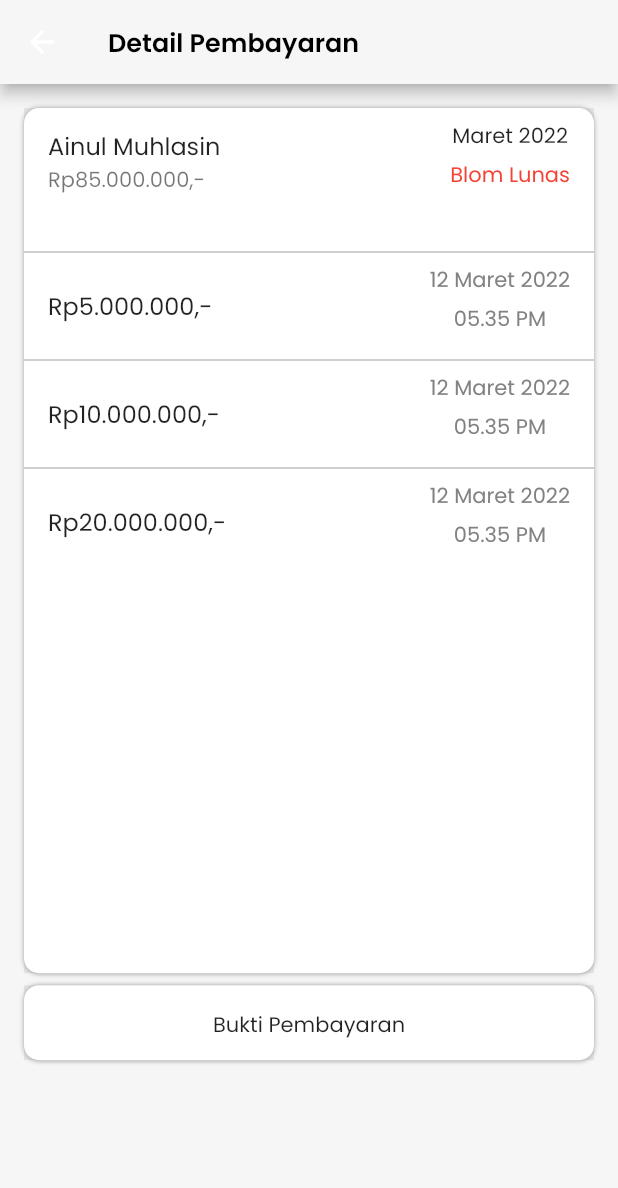
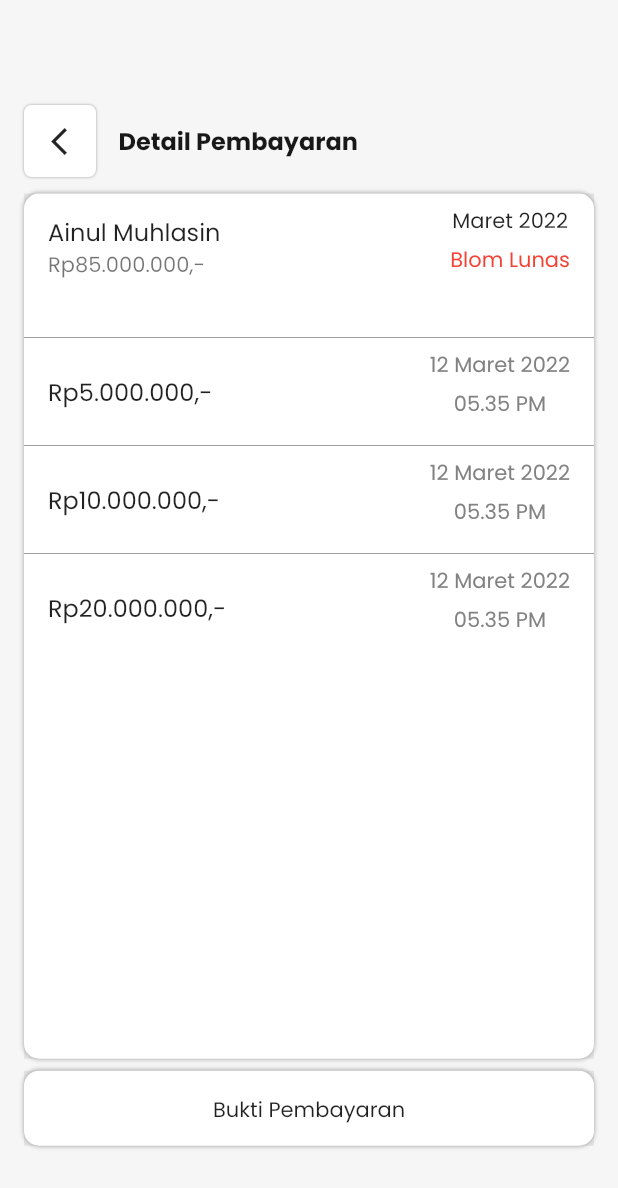
Before and after one commit to AinulM02/WORM, a Flutter app: the screen it shows after launch, item 3 of the bottom bar chosen, after a tap on "Maret 2022", on a phone screen of 412 x 824 dp. Shown: the top 1188 px of the screen. Run offline on Flutter 3.47's test engine with Material 2 defaults, Android fonts, the phone set to English and light mode, and no system bars; our stand-ins replace date_time_picker, getwidget; missing offline and left inert: slide_digital_clock.

Commit message:
icon-payment

```diff
--- a/dart/lib/page/detailPayment.dart
+++ b/dart/lib/page/detailPayment.dart
@@ -2,6 +2,7 @@
 
 import 'package:flutter/material.dart';
 import 'package:worm/page/uploadPayment.dart';
+import 'package:worm/widgets/navbar.dart';
 
 class detailPayment extends StatefulWidget {
   const detailPayment({Key? key}) : super(key: key);
@@ -15,20 +16,69 @@ class _detailPayment extends State<detailPayment> {
   Widget build(BuildContext context) {
     // final args = ModalRoute.of(context)!.settings.arguments as int;
     return Scaffold(
-      appBar: AppBar(
-        title: const Text(
-          "Detail Pembayaran",
-          style: TextStyle(
-            color: Colors.black,
-            fontSize: 17,
-            fontWeight: FontWeight.w600,
+      // appBar: AppBar(
+      //   title: const Text(
+      //     "Detail Pembayaran",
+      //     style: TextStyle(
+      //       color: Colors.black,
+      //       fontSize: 17,
+      //       fontWeight: FontWeight.w600,
+      //     ),
+      //   ),
+      //   backgroundColor: const Color.fromRGBO(246, 246, 246, 1),
+      // ),
+      body: Column(
+        children: <Widget>[
+          const Padding(padding: EdgeInsets.all(18.0)),
+          const Padding(padding: EdgeInsets.only(top: 8)),
+          Container(
+            margin: const EdgeInsets.only(top: 15, right: 16, left: 16),
+            height: 70,
+            child: Row(
+              children: <Widget>[
+                Container(
+                  height: 48,
+                  width: 48,
+                  decoration: BoxDecoration(
+                    color: Colors.white,
+                    borderRadius: BorderRadius.circular(5),
+                    boxShadow: const [
+                      BoxShadow(
+                        color: Colors.grey,
+                        blurRadius: 1,
+                        offset: Offset(0, 0),
+                      ),
+                    ],
+                  ),
+                  child: Column(
+                    mainAxisAlignment: MainAxisAlignment.center,
+                    crossAxisAlignment: CrossAxisAlignment.center,
+                    children: [
+                      IconButton(
+                          alignment: Alignment.centerRight,
+                          onPressed: () => Navigator.push(context,
+                                  MaterialPageRoute(builder: (context) {
+                                return const navbar();
+                              })),
+                          icon: const Icon(
+                            Icons.arrow_back_ios,
+                            size: 22,
+                          )),
+                    ],
+                  ),
+                ),
+                const Padding(padding: EdgeInsets.only(left: 15)),
+                const Text(
+                  "Detail Pembayaran",
+                  style: TextStyle(
+                    color: Color.fromARGB(255, 24, 24, 24),
+                    fontWeight: FontWeight.bold,
+                    fontSize: 16,
+                  ),
+                )
+              ],
+            ),
           ),
-        ),
-        backgroundColor: const Color.fromRGBO(246, 246, 246, 1),
-      ),
-      body: ListView(
-        children: <Widget>[
-          const Padding(padding: EdgeInsets.all(8)),
           Container(
             margin: const EdgeInsets.only(right: 16, left: 16, bottom: 8),
             height: MediaQuery.of(context).size.height * 0.7,
@@ -153,6 +203,7 @@ class _detailPayment extends State<detailPayment> {
             child: Container(
               margin: const EdgeInsets.only(right: 16, left: 16),
               height: 50,
+              width: 400,
               color: const Color(0xFFe5e5e5),
               child: Container(
                   decoration: BoxDecoration(
--- a/dart/lib/page/payment.dart
+++ b/dart/lib/page/payment.dart
@@ -2,6 +2,7 @@
 
 import 'package:flutter/material.dart';
 import 'package:worm/page/detailPayment.dart';
+
 
 class payment extends StatefulWidget {
   const payment({Key? key}) : super(key: key);
@@ -15,19 +16,36 @@ class _payment extends State<payment> {
   @override
   Widget build(BuildContext context) {
     return Scaffold(
-      appBar: AppBar(
-        title: const Text(
-          "Rekap Pembayaran",
-          style: TextStyle(
-            color: Colors.black,
-            fontSize: 17,
-            fontWeight: FontWeight.w600,
+      // appBar: AppBar(
+      //   title: const Text(
+      //     "Rekap Pembayaran",
+      //     style: TextStyle(
+      //       color: Colors.black,
+      //       fontSize: 17,
+      //       fontWeight: FontWeight.w600,
+      //     ),
+      //   ),
+      //   backgroundColor: const Color.fromRGBO(246, 246, 246, 1),
+      // ),
+      body: Column(children: [
+        const Padding(padding: EdgeInsets.all(18.0)),
+        const Padding(padding: EdgeInsets.only(top: 8)),
+        Container(
+          margin: const EdgeInsets.only(top: 18,bottom: 18),
+          child: Column(
+            mainAxisAlignment: MainAxisAlignment.start,
+            children: const <Widget>[
+              Text(
+                "Rekap Pembayaran",
+                style: TextStyle(
+                  color: Color.fromARGB(255, 24, 24, 24),
+                  fontWeight: FontWeight.bold,
+                  fontSize: 16,
+                ),
+              )
+            ],
           ),
         ),
-        backgroundColor: const Color.fromRGBO(246, 246, 246, 1),
-      ),
-      body: Column(children: [
-        const Padding(padding: EdgeInsets.all(8)),
         InkWell(
           child: Container(
             margin: const EdgeInsets.only(right: 16, left: 16, bottom: 8),
```
